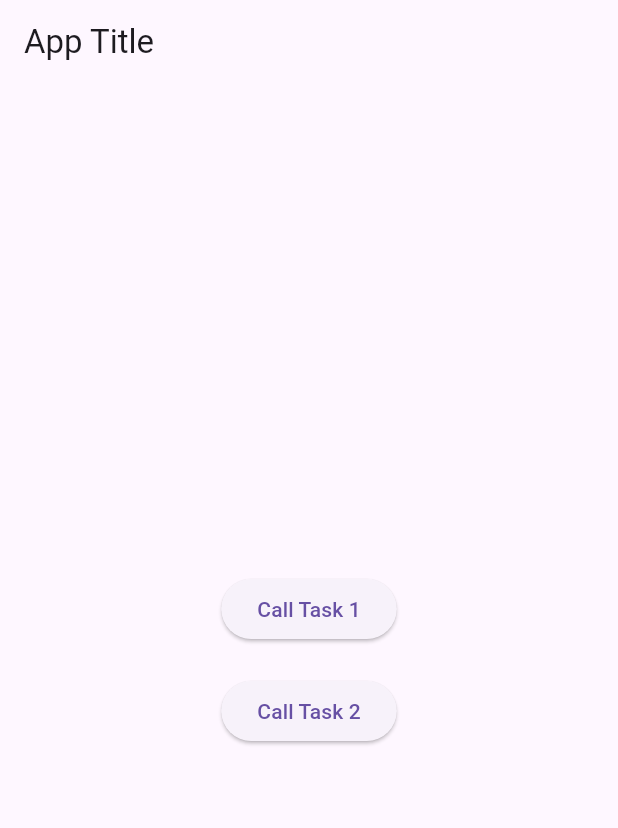
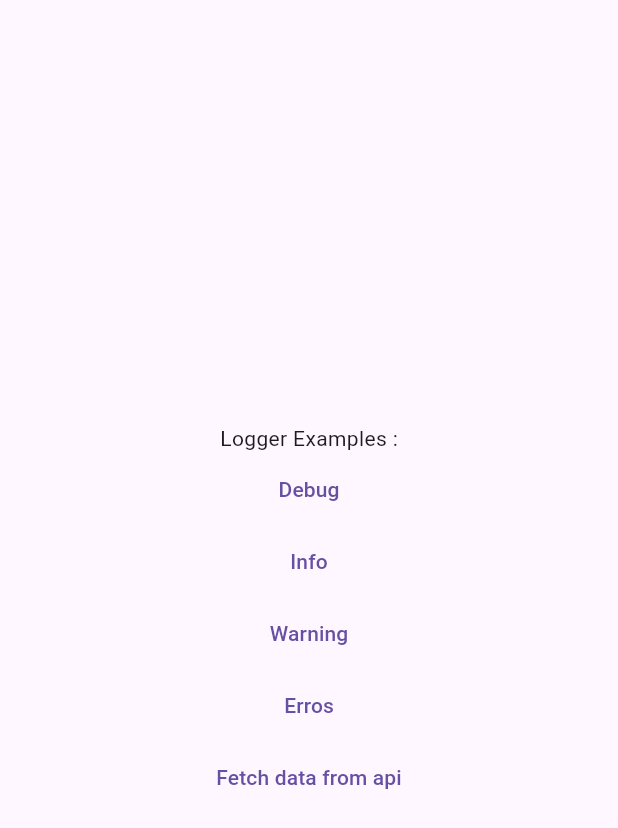
Before and after one commit to ChihabLahmari/Flutter_Test_New_Features, a Flutter app: the screen it shows after launch, on a phone screen of 412 x 824 dp. Shown: the top 828 px of the screen. Run offline on Flutter 3.47's test engine with Material 3 defaults, Android fonts, the light colour scheme and no system bars; our stand-ins replace freezed_annotation, logger.

Commit message:
Test logger package

```diff
--- /dev/null
+++ b/lib/logger/logger_helper.dart
@@ -0,0 +1,10 @@
+import 'package:logger/logger.dart';
+
+class TLoggerHelper {
+  static final Logger _logger = Logger(printer: PrettyPrinter(), level: Level.debug);
+  static void debug(String message) => _logger.d(message);
+  static void info(String message) => _logger.i(message);
+  static void warning(String message) => _logger.w(message);
+  static void error(String message, [dynamic error]) =>
+      _logger.e(message, error: error, stackTrace: StackTrace.current);
+}
--- /dev/null
+++ b/lib/logger/logger_test.dart
@@ -0,0 +1,69 @@
+import 'package:flutter/material.dart';
+import 'package:testing_new_things/logger/logger_helper.dart';
+
+class LoggerTest extends StatelessWidget {
+  const LoggerTest({super.key});
+
+  @override
+  Widget build(BuildContext context) {
+    return Scaffold(
+      body: Center(
+        child: Column(
+          mainAxisAlignment: MainAxisAlignment.center,
+          children: [
+            const Text('Logger Examples :'),
+            TextButton(
+              onPressed: () {
+                TLoggerHelper.debug('App started successfully');
+              },
+              child: const Text("Debug"),
+            ),
+            TextButton(
+              onPressed: () {
+                TLoggerHelper.info('User logged in with ID: 12345');
+              },
+              child: const Text("Info"),
+            ),
+            TextButton(
+              onPressed: () {
+                TLoggerHelper.warning('API response took longer than expected');
+              },
+              child: const Text("Warning"),
+            ),
+            TextButton(
+              onPressed: () {
+                try {
+                  throw Exception('Something went wrong!');
+                } catch (e) {
+                  TLoggerHelper.error('An error occurred', e);
+                }
+              },
+              child: const Text("Erros"),
+            ),
+            TextButton(
+              onPressed: () {
+                fetchData();
+              },
+              child: const Text("Fetch data from api"),
+            ),
+          ],
+        ),
+      ),
+    );
+  }
+}
+
+void fetchData() async {
+  try {
+    TLoggerHelper.info('Fetching data from API...');
+    final response = await Future.delayed(const Duration(seconds: 2)).then(
+      (onValue) {
+        return 'Result Data';
+        // throw Error();
+      },
+    );
+    TLoggerHelper.debug('API Response: $response');
+  } catch (e) {
+    TLoggerHelper.error('Failed to fetch data', e);
+  }
+}
--- a/lib/main.dart
+++ b/lib/main.dart
@@ -1,6 +1,7 @@
 import 'package:flutter/material.dart';
 import 'package:flutter/services.dart';
 import 'package:testing_new_things/isolates/isolates_with_spawn_example.dart';
+import 'package:testing_new_things/logger/logger_test.dart';
 
 void main() {
   SystemChrome.setSystemUIOverlayStyle(const SystemUiOverlayStyle(
@@ -18,7 +19,7 @@ class MainApp extends StatelessWidget {
     return const MaterialApp(
       // showPerformanceOverlay: true,
       debugShowCheckedModeBanner: false,
-      home: IsolatesWithSpawnExample(),
+      home: LoggerTest(),
     );
   }
 }
--- a/pubspec.yaml
+++ b/pubspec.yaml
@@ -10,11 +10,8 @@ dependencies:
   flutter:
     sdk: flutter
   freezed_annotation: ^2.4.4
-  internet_state_manager:
-    git:
-      url: https://github.com/MAlazhariy/internet_state_manager.git
-      ref: v1.0.1
   json_annotation: ^4.9.0
+  logger: ^2.5.0
 
 dev_dependencies:
   flutter_test:
```
Also changed, not shown: pubspec.lock, 3 other files.
